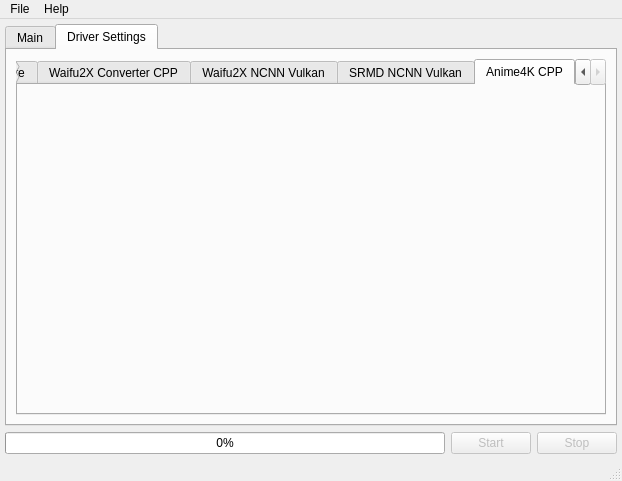
Old version of the form src/video2x_gui.ui in the repository k4yt3x/video2x.
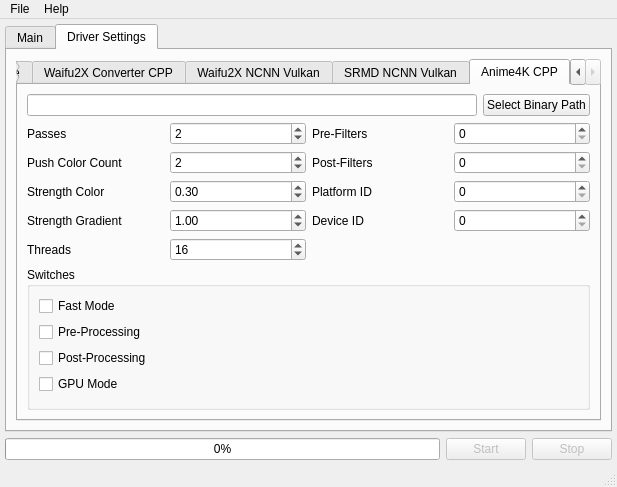
New version of the form. The open tabs and pages were chosen to show the change.

Commit message: GUI 2.0 design and basic functionalities finished

The edit to the form file:
```diff
--- a/src/video2x_gui.ui
+++ b/src/video2x_gui.ui
@@ -6,7 +6,7 @@
    <rect>
     <x>0</x>
     <y>0</y>
-    <width>622</width>
+    <width>617</width>
     <height>474</height>
    </rect>
   </property>
@@ -717,6 +717,208 @@
            <attribute name="title">
             <string>Anime4K CPP</string>
            </attribute>
+           <layout class="QGridLayout" name="gridLayout">
+            <item row="3" column="0">
+             <layout class="QHBoxLayout" name="anime4kCppStrengthColorHorizontalLayout">
+              <item>
+               <widget class="QLabel" name="anime4kCppStrengthColorLabel">
+                <property name="text">
+                 <string>Strength Color</string>
+                </property>
+               </widget>
+              </item>
+              <item>
+               <widget class="QDoubleSpinBox" name="anime4kCppStrengthColorSpinBox">
+                <property name="value">
+                 <double>0.300000000000000</double>
+                </property>
+               </widget>
+              </item>
+             </layout>
+            </item>
+            <item row="0" column="0" colspan="2">
+             <layout class="QHBoxLayout" name="anime4kCppPathHorizontalLayout">
+              <item>
+               <widget class="QLineEdit" name="anime4kCppPathLineEdit"/>
+              </item>
+              <item>
+               <widget class="QPushButton" name="anime4kCppPathSelectButton">
+                <property name="text">
+                 <string>Select Binary Path</string>
+                </property>
+               </widget>
+              </item>
+             </layout>
+            </item>
+            <item row="7" column="0">
+             <layout class="QHBoxLayout" name="anime4kCppThreadsHorizontalLayout">
+              <item>
+               <widget class="QLabel" name="anime4kCppThreadsLabel">
+                <property name="text">
+                 <string>Threads</string>
+                </property>
+               </widget>
+              </item>
+              <item>
+               <widget class="QSpinBox" name="anime4kCppThreadsSpinBox">
+                <property name="maximum">
+                 <number>999</number>
+                </property>
+                <property name="value">
+                 <number>16</number>
+                </property>
+               </widget>
+              </item>
+             </layout>
+            </item>
+            <item row="4" column="0">
+             <layout class="QHBoxLayout" name="anime4kCppStrengthGradientHorizontalLayout">
+              <item>
+               <widget class="QLabel" name="anime4kCppStrengthGradientLabel">
+                <property name="text">
+                 <string>Strength Gradient</string>
+                </property>
+               </widget>
+              </item>
+              <item>
+               <widget class="QDoubleSpinBox" name="anime4kCppStrengthGradientSpinBox">
+                <property name="value">
+                 <double>1.000000000000000</double>
+                </property>
+               </widget>
+              </item>
+             </layout>
+            </item>
+            <item row="1" column="0">
+             <layout class="QHBoxLayout" name="anime4kCppPassesHorizontalLayout">
+              <item>
+               <widget class="QLabel" name="anime4kCppPassesLabel">
+                <property name="text">
+                 <string>Passes</string>
+                </property>
+               </widget>
+              </item>
+              <item>
+               <widget class="QSpinBox" name="anime4kCppPassesSpinBox">
+                <property name="value">
+                 <number>2</number>
+                </property>
+               </widget>
+              </item>
+             </layout>
+            </item>
+            <item row="2" column="0">
+             <layout class="QHBoxLayout" name="anime4kCppPushColorCountHorizontalLayout">
+              <item>
+               <widget class="QLabel" name="anime4kCppPushColorLabel">
+                <property name="text">
+                 <string>Push Color Count</string>
+                </property>
+               </widget>
+              </item>
+              <item>
+               <widget class="QSpinBox" name="anime4kCppPushColorCountSpinBox">
+                <property name="value">
+                 <number>2</number>
+                </property>
+               </widget>
+              </item>
+             </layout>
+            </item>
+            <item row="9" column="0" colspan="2">
+             <widget class="QGroupBox" name="anime4kCppSwitchesGroupBox">
+              <property name="title">
+               <string>Switches</string>
+              </property>
+              <layout class="QVBoxLayout" name="verticalLayout_12">
+               <item>
+                <widget class="QCheckBox" name="anime4kCppFastModeCheckBox">
+                 <property name="text">
+                  <string>Fast Mode</string>
+                 </property>
+                </widget>
+               </item>
+               <item>
+                <widget class="QCheckBox" name="anime4kCppPreProcessingCheckBox">
+                 <property name="text">
+                  <string>Pre-Processing</string>
+                 </property>
+                </widget>
+               </item>
+               <item>
+                <widget class="QCheckBox" name="anime4kCppPostProcessingCheckBox">
+                 <property name="text">
+                  <string>Post-Processing</string>
+                 </property>
+                </widget>
+               </item>
+               <item>
+                <widget class="QCheckBox" name="anime4kCppGpuModeCheckBox">
+                 <property name="text">
+                  <string>GPU Mode</string>
+                 </property>
+                </widget>
+               </item>
+              </layout>
+             </widget>
+            </item>
+            <item row="1" column="1">
+             <layout class="QHBoxLayout" name="anime4kCppPreFiltersHorizontalLayout">
+              <item>
+               <widget class="QLabel" name="anime4kCppPreFiltersLabel">
+                <property name="text">
+                 <string>Pre-Filters</string>
+                </property>
+               </widget>
+              </item>
+              <item>
+               <widget class="QSpinBox" name="anime4kCppPreFiltersSpinBox"/>
+              </item>
+             </layout>
+            </item>
+            <item row="2" column="1">
+             <layout class="QHBoxLayout" name="anime4kCppPostFiltersHorizontalLayout">
+              <item>
+               <widget class="QLabel" name="anime4kCppPostFiltersLabel">
+                <property name="text">
+                 <string>Post-Filters</string>
+                </property>
+               </widget>
+              </item>
+              <item>
+               <widget class="QSpinBox" name="anime4kCppPostFiltersSpinBox"/>
+              </item>
+             </layout>
+            </item>
+            <item row="3" column="1">
+             <layout class="QHBoxLayout" name="anime4kCppPlatformIdHorizontalLayout">
+              <item>
+               <widget class="QLabel" name="anime4kCppPlatformIdLabel">
+                <property name="text">
+                 <string>Platform ID</string>
+                </property>
+               </widget>
+              </item>
+              <item>
+               <widget class="QSpinBox" name="anime4kCppPlatformIdSpinBox"/>
+              </item>
+             </layout>
+            </item>
+            <item row="4" column="1">
+             <layout class="QHBoxLayout" name="anime4kCppDeviceIdHorizontalLayout">
+              <item>
+               <widget class="QLabel" name="anime4kCppDeviceIdLabel">
+                <property name="text">
+                 <string>Device ID</string>
+                </property>
+               </widget>
+              </item>
+              <item>
+               <widget class="QSpinBox" name="anime4kCppDeviceIdSpinBox"/>
+              </item>
+             </layout>
+            </item>
+           </layout>
           </widget>
          </widget>
         </item>
@@ -762,7 +964,7 @@
     <rect>
      <x>0</x>
      <y>0</y>
-     <width>622</width>
+     <width>617</width>
      <height>21</height>
     </rect>
    </property>
```
Left out of the diff: 261 changed lines with no effect on the pictures. The commit also changes 1 other file.
